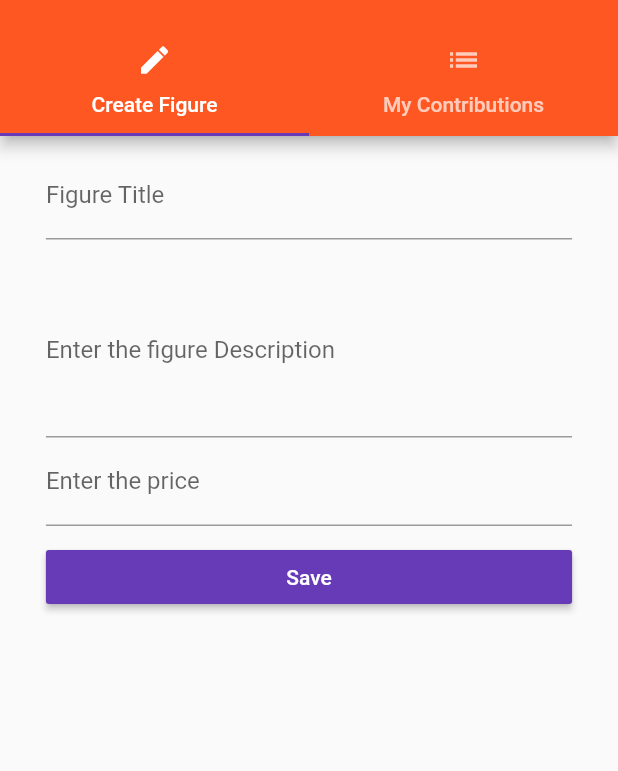
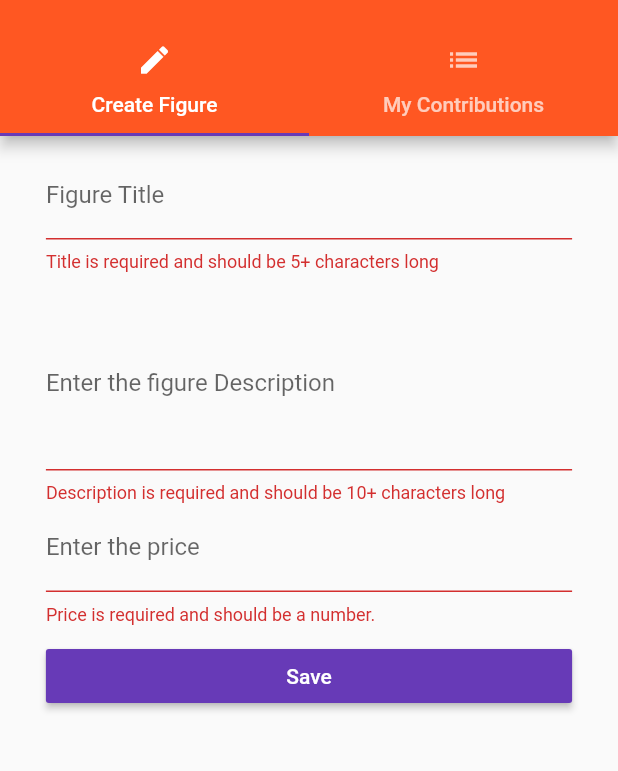
Before and after one commit to cadudragon/FltterActionFigures, a Flutter app: the CatalogueContribute screen opened by its route, after a tap on "Save", on a phone screen of 412 x 824 dp, the part 59-830 px from its top. Run offline on Flutter 3.47's test engine with Material 2 defaults, Android fonts, the phone set to English and light mode, and no system bars.

Commit message:
Add fake crud feature

```diff
--- /dev/null
+++ b/lib/models/Figure.dart
@@ -0,0 +1,10 @@
+import 'package:flutter/material.dart';
+
+class Figure {
+  final String title;
+  final String description;
+  final double price;
+  final String image;
+
+  Figure({@required this.title, this.description, this.price, this.image});
+}
--- a/lib/pages/catalogue_contribute.dart
+++ b/lib/pages/catalogue_contribute.dart
@@ -1,12 +1,14 @@
 import 'package:flutter/material.dart';
-import './figure_create_page.dart';
+import './figure_edit_page.dart';
 import './figure_list.dart';
 
 class CatalogueContribute extends StatelessWidget {
   final Function addFigure;
+  final Function updateFigure;
   final Function deleteFigure;
+  final List<Map<String, dynamic>> _figures;
 
-  CatalogueContribute(this.addFigure, this.deleteFigure);
+  CatalogueContribute(this.addFigure, this.updateFigure, this.deleteFigure, this._figures);
 
   Widget _buildSideDrawer(BuildContext context) {
     return Drawer(
@@ -51,7 +53,10 @@ class CatalogueContribute extends StatelessWidget {
         ),
         //body: FigureManager(startingFigure: 'Cignus Hyoga',),
         body: TabBarView(
-          children: <Widget>[FigureCreatePage(addFigure), FigureListPage()],
+          children: <Widget>[
+            FigureEditPage(addFigure: addFigure),
+            FigureListPage(_figures, updateFigure, deleteFigure)
+          ],
         ),
       ),
     );
--- a/lib/pages/figure_create_page.dart
+++ /dev/null
@@ -1,105 +0,0 @@
-import 'package:flutter/material.dart';
-
-class FigureCreatePage extends StatefulWidget {
-  final Function addFigure;
-
-  FigureCreatePage(this.addFigure);
-  @override
-  State<StatefulWidget> createState() {
-    return FigureCreatePageState();
-  }
-}
-
-class FigureCreatePageState extends State<FigureCreatePage> {
-  String titleValue = '';
-  double priceValue = 0.0;
-  String descriptionValue = '';
-  final GlobalKey<FormState> _formKey = new GlobalKey<FormState>();
-
-  Widget _buildTitleTextField() {
-    return TextFormField(
-      decoration: InputDecoration(labelText: "Figure Title"),
-      onSaved: (String value) {
-        setState(() {
-          titleValue = value;
-        });
-      },
-    );
-  }
-
-  Widget buildDescripttionTextField() {
-    return TextFormField(
-        maxLines: 4,
-        decoration: InputDecoration(labelText: "Enter the figure Description"),
-        keyboardType: TextInputType.text,
-        onSaved: (String value) {
-          setState(() {
-            descriptionValue = value;
-          });
-        });
-  }
-
-  Widget _buildPriceTextField() {
-    return TextFormField(
-        decoration: InputDecoration(labelText: "Enter the price"),
-        keyboardType: TextInputType.number,
-        onSaved: (String value) {
-          setState(() {
-            priceValue = double.parse(value);
-          });
-        });
-  }
-
-  void _submitForm() {
-    _formKey.currentState.save();
-    final Map<String, dynamic> figure = {
-      'title': titleValue,
-      'description': descriptionValue,
-      'price': priceValue,
-      'image': 'assets/images/hyoga_v1.jpg'
-    };
-
-    widget.addFigure(figure);
-    Navigator.pushReplacementNamed(context, '/figures');
-  }
-
-  @override
-  Widget build(BuildContext context) {
-    final double deviceWidth = MediaQuery.of(context).size.width;
-    final double targetWidth = deviceWidth > 550.0 ? 550.0 : deviceWidth * 0.95;
-    final double targetPadding = deviceWidth - targetWidth;
-    return Container(
-      margin: EdgeInsets.all(10.0),
-      child: Form(
-        key: _formKey,
-        child: ListView(
-          padding: EdgeInsets.symmetric(
-            horizontal: targetPadding,
-          ),
-          children: <Widget>[
-            _buildTitleTextField(),
-            Text(titleValue),
-            buildDescripttionTextField(),
-            _buildPriceTextField(),
-            SizedBox(
-              height: 10.0,
-            ),
-            RaisedButton(
-              child: Text('Save'),
-              textColor: Colors.white,
-              onPressed: _submitForm,
-            )
-            // GestureDetector(
-            //   onTap: _submitForm,
-            //   child: Container(
-            //     color: Colors.green,
-            //     padding: EdgeInsets.all(5.0),
-            //     child: Text('Mu Button'),
-            //   ),
-            // )
-          ],
-        ),
-      ),
-    );
-  }
-}
--- /dev/null
+++ b/lib/pages/figure_edit_page.dart
@@ -0,0 +1,149 @@
+import 'package:flutter/material.dart';
+
+import '../util/util_validations.dart';
+
+class FigureEditPage extends StatefulWidget {
+  final Function addFigure;
+  final Function updateFigure;
+  final Map<String, dynamic> figure;
+  final int figureIndex;
+
+  FigureEditPage(
+      {this.addFigure, this.updateFigure, this.figure, this.figureIndex});
+  @override
+  State<StatefulWidget> createState() {
+    return FigureEditPageState();
+  }
+}
+
+class FigureEditPageState extends State<FigureEditPage> {
+  final Map<String, dynamic> _formData = {
+    'title': null,
+    'description': null,
+    'price': null,
+    'image': 'assets/images/hyoga_v1.jpg'
+  };
+
+  final GlobalKey<FormState> _formKey = new GlobalKey<FormState>();
+
+  Widget _buildTitleTextField() {
+    return TextFormField(
+      decoration: InputDecoration(labelText: "Figure Title"),
+      initialValue: widget.figure == null ? '' : widget.figure['title'],
+      validator: (String value) {
+        if (value.isEmpty || value.length < 5) {
+          return 'Title is required and should be 5+ characters long';
+        }
+      },
+      onSaved: (String value) {
+        _formData['title'] = value;
+      },
+    );
+  }
+
+  Widget buildDescripttionTextField() {
+    return TextFormField(
+        maxLines: 4,
+        initialValue: widget.figure == null ? '' : widget.figure['description'],
+        decoration: InputDecoration(labelText: "Enter the figure Description"),
+        validator: (String value) {
+          if (value.isEmpty || value.length < 10) {
+            return 'Description is required and should be 10+ characters long';
+          }
+        },
+        keyboardType: TextInputType.text,
+        onSaved: (String value) {
+          _formData['description'] = value;
+        });
+  }
+
+  Widget _buildPriceTextField() {
+    return TextFormField(
+        decoration: InputDecoration(labelText: "Enter the price"),
+        initialValue:
+            widget.figure == null ? '' : widget.figure['price'].toString(),
+        validator: (String value) {
+          if (value.isEmpty || !UtilValidations.isDecimal(value)) {
+            return 'Price is required and should be a number.';
+          }
+        },
+        keyboardType: TextInputType.number,
+        onSaved: (String value) {
+          _formData['price'] = double.parse(value);
+        });
+  }
+
+  Widget _buildPageContent(BuildContext context) {
+    final double deviceWidth = MediaQuery.of(context).size.width;
+    final double targetWidth = deviceWidth > 550.0 ? 550.0 : deviceWidth * 0.95;
+    final double targetPadding = deviceWidth - targetWidth;
+
+    return GestureDetector(
+      onTap: () {
+        FocusScope.of(context).requestFocus(FocusNode());
+      },
+      child: Container(
+        margin: EdgeInsets.all(10.0),
+        child: Form(
+          key: _formKey,
+          child: ListView(
+            padding: EdgeInsets.symmetric(
+              horizontal: targetPadding,
+            ),
+            children: <Widget>[
+              _buildTitleTextField(),
+              Text(_formData['title'] == null ? '' : _formData['title']),
+              buildDescripttionTextField(),
+              _buildPriceTextField(),
+              SizedBox(
+                height: 10.0,
+              ),
+              RaisedButton(
+                child: Text('Save'),
+                textColor: Colors.white,
+                onPressed: _submitForm,
+              )
+              // GestureDetector(
+              //   onTap: _submitForm,
+              //   child: Container(
+              //     color: Colors.green,
+              //     padding: EdgeInsets.all(5.0),
+              //     child: Text('Mu Button'),
+              //   ),
+              // )
+            ],
+          ),
+        ),
+      ),
+    );
+  }
+
+  void _submitForm() {
+    if (!_formKey.currentState.validate()) {
+      return;
+    }
+    _formKey.currentState.save();
+
+    if (widget.figure == null) {
+      widget.addFigure(_formData);
+    } else {
+      widget.updateFigure(widget.figureIndex, _formData);
+    }
+
+    Navigator.pushReplacementNamed(context, '/figures');
+  }
+
+  @override
+  Widget build(BuildContext context) {
+    final Widget pageContent = _buildPageContent(context);
+
+    return widget.figure == null
+        ? pageContent
+        : Scaffold(
+            appBar: AppBar(
+              title: Text('Edit Figure'),
+            ),
+            body: pageContent,
+          );
+  }
+}
```
Also changed, not shown: lib/main.dart (+7 -1 lines), lib/pages/auth.dart (+33 -25 lines), lib/pages/figure_list.dart (+57 -1 lines), lib/util/util_validations.dart (added, +10 -0 lines), 1 other file.
